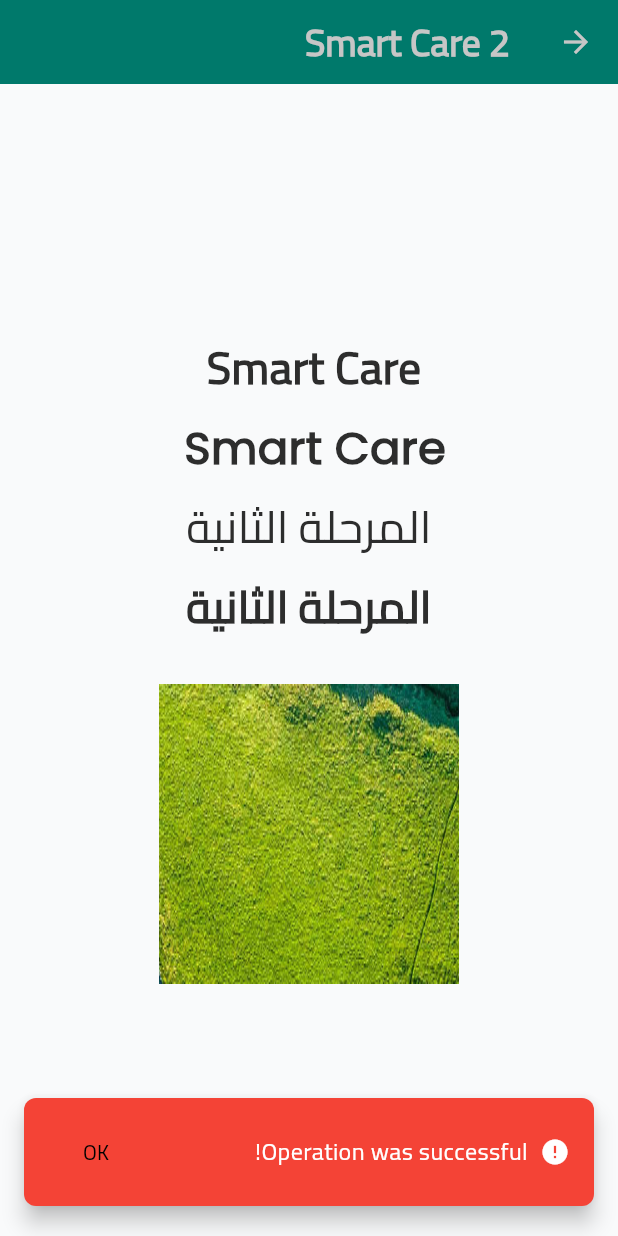
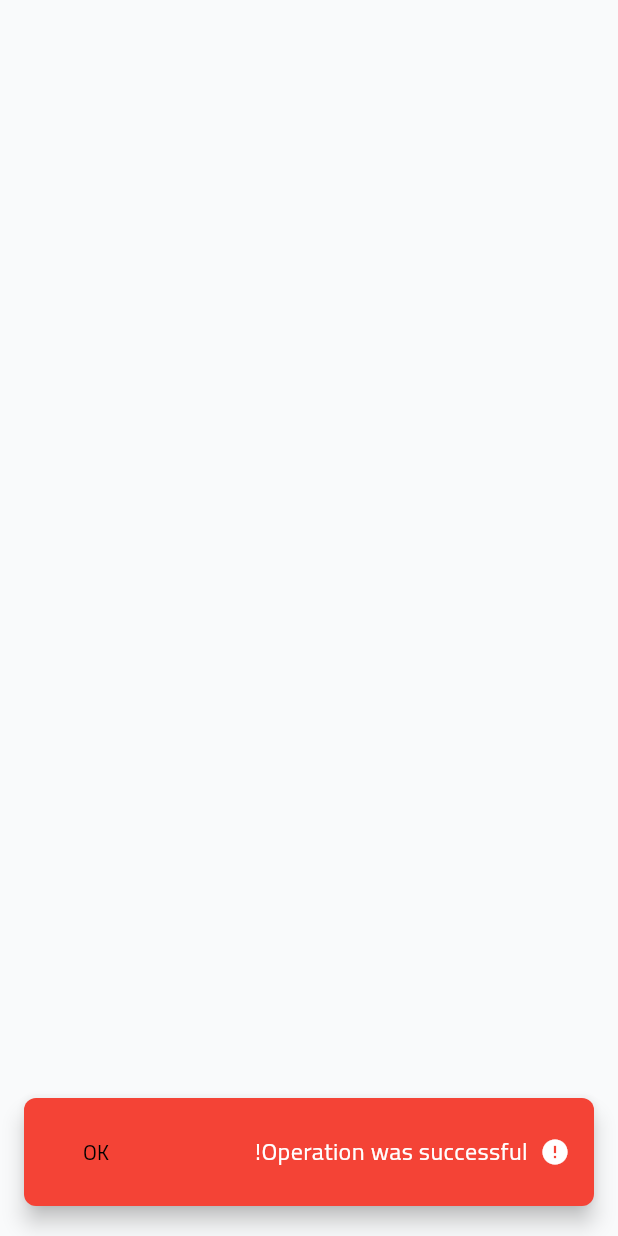
Before and after one commit to mohamedmagdy2301/CurAi_app_mobile, a Flutter app: the screen it shows after launch, after a tap on "Go to Test Two", on a phone screen of 412 x 824 dp. Run offline on Flutter 3.47's test engine with Material 3 defaults, Android fonts, the phone set to English and light mode, and no system bars; our stand-ins replace connectivity_plus, firebase_core, flutter_bloc, flutter_dotenv, get_it, logger and 1 more; accounts and stored records are empty.

Commit message:
feat: Add onboarding feature and restructure app files

```diff
--- a/lib/core/app/value_listenable_builder.dart
+++ b/lib/core/app/my_app.dart
@@ -4,8 +4,8 @@ import 'package:smartcare_app_mobile/core/common/screens/no_internet_connection.
 import 'package:smartcare_app_mobile/core/di/dependency_injection.dart';
 import 'package:smartcare_app_mobile/smartcare_app.dart';
 
-class ConnectionInternetListener extends StatelessWidget {
-  const ConnectionInternetListener({required this.environment, super.key});
+class MyApp extends StatelessWidget {
+  const MyApp({required this.environment, super.key});
   final bool environment;
 
   @override
--- /dev/null
+++ b/lib/core/app/onboarding/onboarding.dart
@@ -0,0 +1,10 @@
+import 'package:flutter/material.dart';
+
+class Onboarding extends StatelessWidget {
+  const Onboarding({super.key});
+
+  @override
+  Widget build(BuildContext context) {
+    return Scaffold(body: Container());
+  }
+}
--- a/lib/core/routes/app_routes.dart
+++ b/lib/core/routes/app_routes.dart
@@ -1,9 +1,9 @@
 import 'package:flutter/material.dart';
+import 'package:smartcare_app_mobile/core/app/onboarding/onboarding.dart';
 import 'package:smartcare_app_mobile/core/common/screens/under_build_screen.dart';
 import 'package:smartcare_app_mobile/core/routes/base_routes.dart';
 import 'package:smartcare_app_mobile/core/routes/routes.dart';
 import 'package:smartcare_app_mobile/test_one.dart';
-import 'package:smartcare_app_mobile/test_two.dart';
 
 class AppRoutes {
   static Route<void> onGenerateRoute(RouteSettings settings) {
@@ -11,8 +11,8 @@ class AppRoutes {
     switch (settings.name) {
       case Routes.testone:
         return BaseRoute(page: const TestOne());
-      case Routes.testtwo:
-        return BaseRoute(page: const TestTwo());
+      case Routes.onboarding:
+        return BaseRoute(page: const Onboarding());
       default:
         return BaseRoute(page: const PageUnderBuildScreen());
     }
--- a/lib/core/routes/routes.dart
+++ b/lib/core/routes/routes.dart
@@ -1,4 +1,4 @@
 class Routes {
   static const String testone = '/';
-  static const String testtwo = '/testtwo';
+  static const String onboarding = '/onboarding';
 }
--- a/lib/main.dart
+++ b/lib/main.dart
@@ -5,7 +5,7 @@ import 'package:flutter/material.dart';
 import 'package:flutter_bloc/flutter_bloc.dart';
 import 'package:smartcare_app_mobile/core/app/connectivity_controller.dart';
 import 'package:smartcare_app_mobile/core/app/env.variables.dart';
-import 'package:smartcare_app_mobile/core/app/value_listenable_builder.dart';
+import 'package:smartcare_app_mobile/core/app/my_app.dart';
 import 'package:smartcare_app_mobile/core/di/dependency_injection.dart';
 import 'package:smartcare_app_mobile/core/helper/bolc_observer.dart';
 import 'package:smartcare_app_mobile/core/local_storage/shared_preferences_manager.dart';
@@ -25,7 +25,7 @@ void main() async {
       ),
     ]);
     runApp(
-      ConnectionInternetListener(
+      MyApp(
         environment: sl<EnvVariables>().debugMode,
       ),
     );
--- a/lib/test_one.dart
+++ b/lib/test_one.dart
@@ -49,7 +49,7 @@ class TestOne extends StatelessWidget {
                 const SizedBox(height: 20),
                 ElevatedButton(
                   onPressed: () {
-                    context.pushNamed(Routes.testtwo);
+                    context.pushNamed(Routes.onboarding);
                     showMessage(
                       context,
                       type: SnackBarType.error,
--- a/lib/test_two.dart
+++ /dev/null
@@ -1,76 +0,0 @@
-import 'package:flutter/material.dart';
-import 'package:smartcare_app_mobile/core/extensions/context_extansions.dart';
-import 'package:smartcare_app_mobile/core/styles/fonts/font_weight_helper.dart';
-import 'package:smartcare_app_mobile/core/styles/fonts/fonts_family_helper.dart';
-
-class TestTwo extends StatelessWidget {
-  const TestTwo({super.key});
-
-  @override
-  Widget build(BuildContext context) {
-    return Scaffold(
-      appBar: AppBar(
-        title: const Text(
-          'Smart Care 2',
-        ),
-      ),
-      body: Center(
-        child: Column(
-          mainAxisAlignment: MainAxisAlignment.center,
-          children: [
-            const Text(
-              'Smart Care ',
-              style: TextStyle(
-                fontSize: 30,
-                fontWeight: FontWeight.bold,
-              ),
-            ),
-            const SizedBox(
-              height: 10,
-            ),
-            const Text(
-              'Smart Care ',
-              style: TextStyle(
-                fontSize: 30,
-                fontWeight: FontWeight.bold,
-                fontFamily: FontsFamilyHelper.poppinsEn,
-              ),
-            ),
-            const SizedBox(
-              height: 10,
-            ),
-            const Text(
-              'المرحلة الثانية',
-              style: TextStyle(
-                fontSize: 30,
-                fontWeight: FontWeightHelper.medium,
-              ),
-            ),
-            const SizedBox(
-              height: 10,
-            ),
-            const Text(
-              'المرحلة الثانية',
-              style: TextStyle(
-                fontSize: 30,
-                fontWeight: FontWeight.bold,
-                fontFamily: FontsFamilyHelper.cairoAr,
-              ),
-            ),
-            const SizedBox(
-              height: 30,
-            ),
-            SizedBox(
-              height: 200,
-              width: 200,
-              child: Image.asset(
-                context.assets.testImageTheme!,
-                fit: BoxFit.fill,
-              ),
-            ),
-          ],
-        ),
-      ),
-    );
-  }
-}
```
Also changed, not shown: assets/images/onboarding-doctor-1.png (added).
